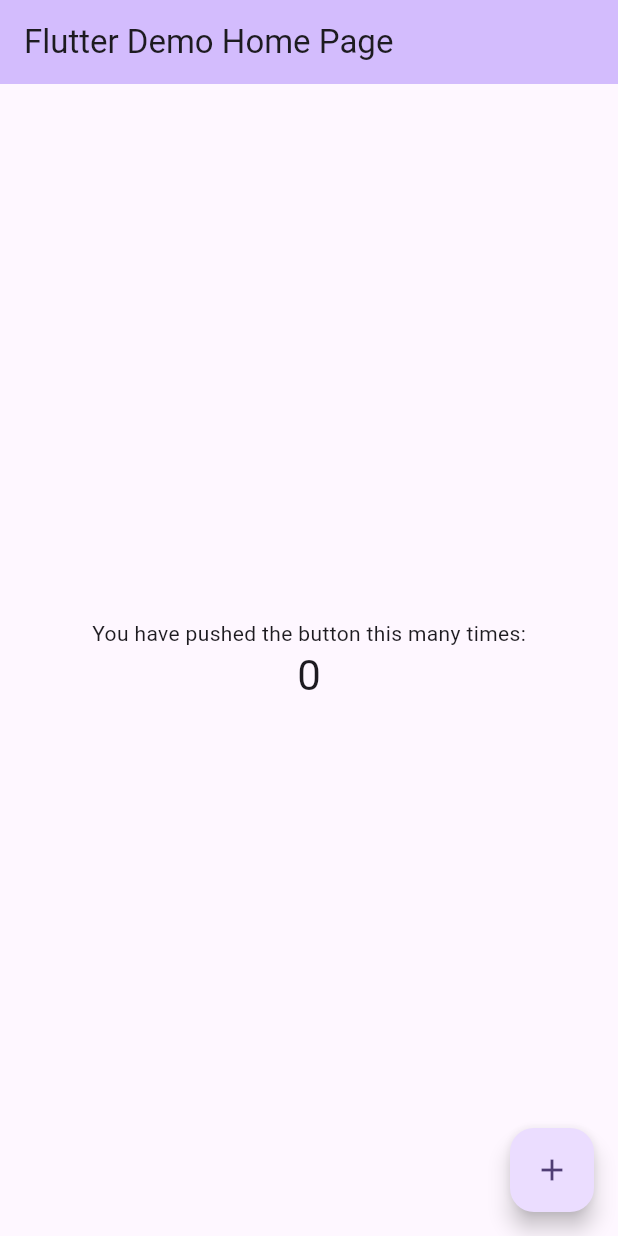
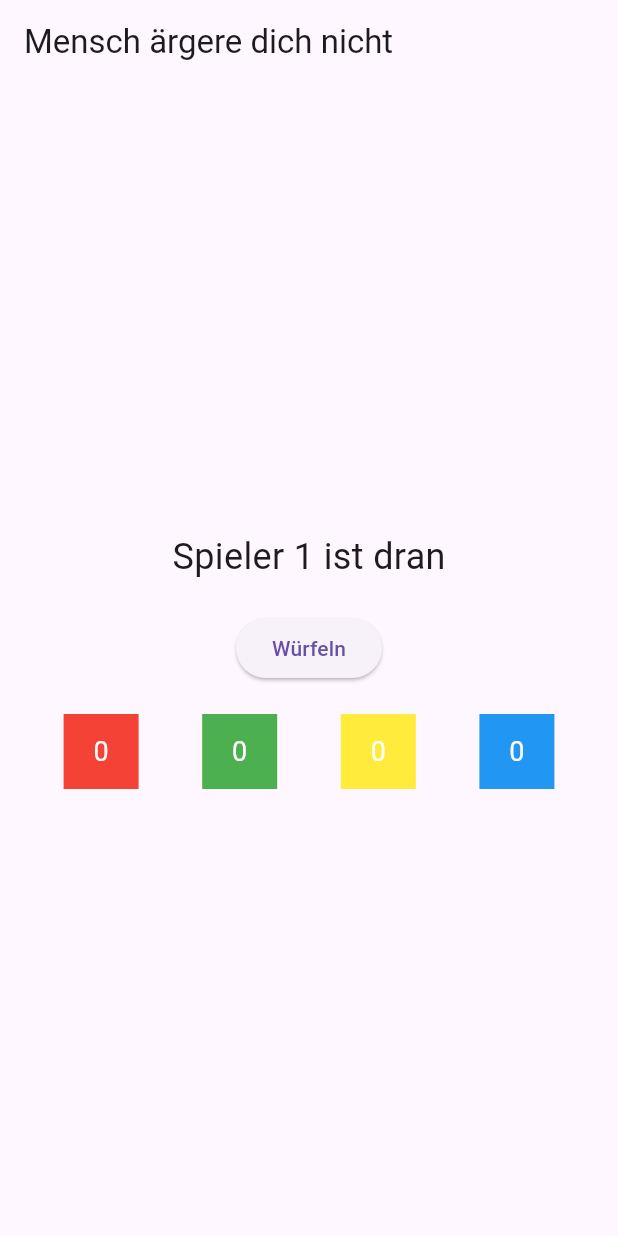
Before and after one commit to RaxoTheOne/mensch_aerger_dich_nicht, a Flutter app: the screen it shows after launch, on a phone screen of 412 x 824 dp. Run offline on Flutter 3.47's test engine with Material 3 defaults, Android fonts, the phone set to English and light mode, and no system bars.

Commit message:
Mensch-Ärger-Dich-Nicht gefixt

```diff
--- a/analysis_options.yaml
+++ b/analysis_options.yaml
@@ -1,28 +1,5 @@
-# This file configures the analyzer, which statically analyzes Dart code to
-# check for errors, warnings, and lints.
-#
-# The issues identified by the analyzer are surfaced in the UI of Dart-enabled
-# IDEs (https://dart.dev/tools#ides-and-editors). The analyzer can also be
-# invoked from the command line by running `flutter analyze`.
-
-# The following line activates a set of recommended lints for Flutter apps,
-# packages, and plugins designed to encourage good coding practices.
 include: package:flutter_lints/flutter.yaml
 
 linter:
-  # The lint rules applied to this project can be customized in the
-  # section below to disable rules from the `package:flutter_lints/flutter.yaml`
-  # included above or to enable additional rules. A list of all available lints
-  # and their documentation is published at https://dart.dev/lints.
-  #
-  # Instead of disabling a lint rule for the entire project in the
-  # section below, it can also be suppressed for a single line of code
-  # or a specific dart file by using the `// ignore: name_of_lint` and
-  # `// ignore_for_file: name_of_lint` syntax on the line or in the file
-  # producing the lint.
   rules:
-    # avoid_print: false  # Uncomment to disable the `avoid_print` rule
-    # prefer_single_quotes: true  # Uncomment to enable the `prefer_single_quotes` rule
-
-# Additional information about this file can be found at
-# https://dart.dev/guides/language/analysis-options
+    -library_private_types_in_public_api
--- a/lib/main.dart
+++ b/lib/main.dart
@@ -1,3 +1,4 @@
+import 'dart:math';
 import 'package:flutter/material.dart';
 
 void main() {
@@ -7,119 +8,88 @@
 class MyApp extends StatelessWidget {
   const MyApp({super.key});
 
-  // This widget is the root of your application.
   @override
   Widget build(BuildContext context) {
     return MaterialApp(
-      title: 'Flutter Demo',
+      title: 'Mensch ärgere dich nicht',
       theme: ThemeData(
-        // This is the theme of your application.
-        //
-        // TRY THIS: Try running your application with "flutter run". You'll see
-        // the application has a purple toolbar. Then, without quitting the app,
-        // try changing the seedColor in the colorScheme below to Colors.green
-        // and then invoke "hot reload" (save your changes or press the "hot
-        // reload" button in a Flutter-supported IDE, or press "r" if you used
-        // the command line to start the app).
-        //
-        // Notice that the counter didn't reset back to zero; the application
-        // state is not lost during the reload. To reset the state, use hot
-        // restart instead.
-        //
-        // This works for code too, not just values: Most code changes can be
-        // tested with just a hot reload.
-        colorScheme: ColorScheme.fromSeed(seedColor: Colors.deepPurple),
-        useMaterial3: true,
+        primarySwatch: Colors.blue,
       ),
-      home: const MyHomePage(title: 'Flutter Demo Home Page'),
+      home: Scaffold(
+        appBar: AppBar(
+          title: const Text('Mensch ärgere dich nicht'),
+        ),
+        body: const Center(
+          child: Board(),
+        ),
+      ),
     );
   }
 }
 
-class MyHomePage extends StatefulWidget {
-  const MyHomePage({super.key, required this.title});
-
-  // This widget is the home page of your application. It is stateful, meaning
-  // that it has a State object (defined below) that contains fields that affect
-  // how it looks.
-
-  // This class is the configuration for the state. It holds the values (in this
-  // case the title) provided by the parent (in this case the App widget) and
-  // used by the build method of the State. Fields in a Widget subclass are
-  // always marked "final".
-
-  final String title;
+class Board extends StatefulWidget {
+  const Board({super.key});
 
   @override
-  State<MyHomePage> createState() => _MyHomePageState();
+  _BoardState createState() => _BoardState();
 }
 
-class _MyHomePageState extends State<MyHomePage> {
-  int _counter = 0;
+class _BoardState extends State<Board> {
+  List<int> positions = List.generate(4, (_) => 0); // Player positions
+  List<Color> colors = [Colors.red, Colors.green, Colors.yellow, Colors.blue]; // Player colors
+  int currentPlayer = 0; // Current player index
 
-  void _incrementCounter() {
+  void rollDice() {
     setState(() {
-      // This call to setState tells the Flutter framework that something has
-      // changed in this State, which causes it to rerun the build method below
-      // so that the display can reflect the updated values. If we changed
-      // _counter without calling setState(), then the build method would not be
-      // called again, and so nothing would appear to happen.
-      _counter++;
+      final diceValue = Random().nextInt(6) + 1; // Roll dice (1-6)
+      if (positions[currentPlayer] + diceValue <= 40) {
+        positions[currentPlayer] += diceValue; // Update player position
+      }
+      // Switch to the next player
+      currentPlayer = (currentPlayer + 1) % 4;
     });
   }
 
   @override
   Widget build(BuildContext context) {
-    // This method is rerun every time setState is called, for instance as done
-    // by the _incrementCounter method above.
-    //
-    // The Flutter framework has been optimized to make rerunning build methods
-    // fast, so that you can just rebuild anything that needs updating rather
-    // than having to individually change instances of widgets.
-    return Scaffold(
-      appBar: AppBar(
-        // TRY THIS: Try changing the color here to a specific color (to
-        // Colors.amber, perhaps?) and trigger a hot reload to see the AppBar
-        // change color while the other colors stay the same.
-        backgroundColor: Theme.of(context).colorScheme.inversePrimary,
-        // Here we take the value from the MyHomePage object that was created by
-        // the App.build method, and use it to set our appbar title.
-        title: Text(widget.title),
-      ),
-      body: Center(
-        // Center is a layout widget. It takes a single child and positions it
-        // in the middle of the parent.
-        child: Column(
-          // Column is also a layout widget. It takes a list of children and
-          // arranges them vertically. By default, it sizes itself to fit its
-          // children horizontally, and tries to be as tall as its parent.
-          //
-          // Column has various properties to control how it sizes itself and
-          // how it positions its children. Here we use mainAxisAlignment to
-          // center the children vertically; the main axis here is the vertical
-          // axis because Columns are vertical (the cross axis would be
-          // horizontal).
-          //
-          // TRY THIS: Invoke "debug painting" (choose the "Toggle Debug Paint"
-          // action in the IDE, or press "p" in the console), to see the
-          // wireframe for each widget.
+    return Column(
+      mainAxisAlignment: MainAxisAlignment.center,
+      children: <Widget>[
+        Text(
+          'Spieler ${currentPlayer + 1} ist dran',
+          style: const TextStyle(fontSize: 24.0),
+        ),
+        const SizedBox(height: 20.0),
+        Row(
           mainAxisAlignment: MainAxisAlignment.center,
           children: <Widget>[
-            const Text(
-              'You have pushed the button this many times:',
-            ),
-            Text(
-              '$_counter',
-              style: Theme.of(context).textTheme.headlineMedium,
+            // Display dice
+            ElevatedButton(
+              onPressed: rollDice,
+              child: const Text('Würfeln'),
             ),
           ],
         ),
-      ),
-      floatingActionButton: FloatingActionButton(
-        onPressed: _incrementCounter,
-        tooltip: 'Increment',
-        child: const Icon(Icons.add),
-      ), // This trailing comma makes auto-formatting nicer for build methods.
+        const SizedBox(height: 20.0),
+        // Display player pieces
+        Row(
+          mainAxisAlignment: MainAxisAlignment.spaceEvenly,
+          children: List.generate(
+            4,
+            (index) => Container(
+              width: 50.0,
+              height: 50.0,
+              color: colors[index],
+              child: Center(
+                child: Text(
+                  '${positions[index]}',
+                  style: const TextStyle(fontSize: 18.0, color: Colors.white),
+                ),
+              ),
+            ),
+          ),
+        ),
+      ],
     );
   }
 }
```
Also changed, not shown: pubspec.yaml (+1 -70 lines).
